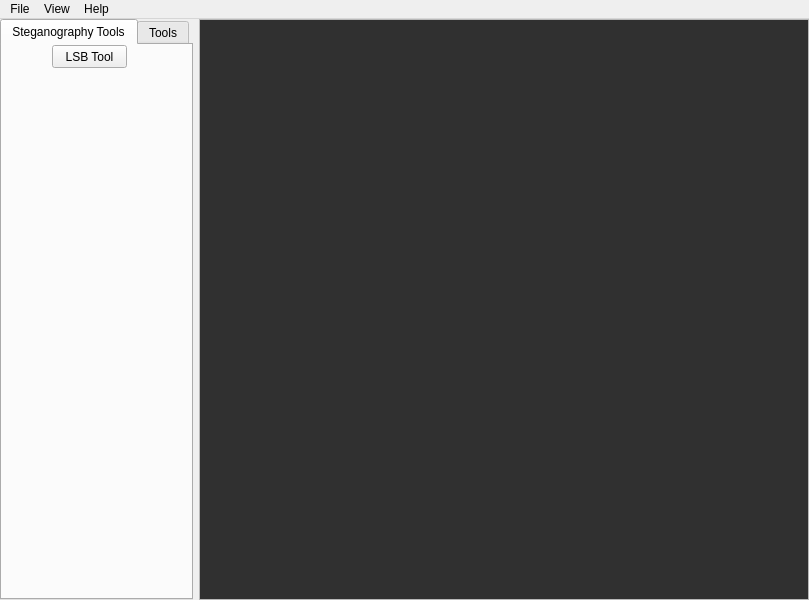
Qt form src/ui_files/main.ui (Artemis21/pydis-jam23) before a commit.
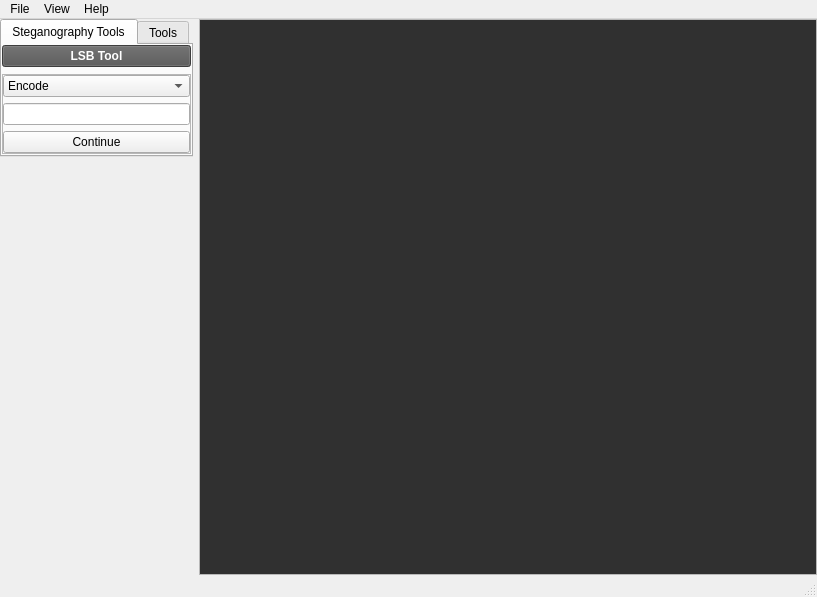
The same form after that commit.

Commit message: Updated GUI before adding LSB Module from arty-lsb-stego

Patch:
```diff
--- a/src/ui_files/main.ui
+++ b/src/ui_files/main.ui
@@ -6,8 +6,8 @@
    <rect>
     <x>0</x>
     <y>0</y>
-    <width>809</width>
-    <height>600</height>
+    <width>817</width>
+    <height>597</height>
    </rect>
   </property>
   <property name="windowTitle">
@@ -37,7 +37,7 @@
      <layout class="QHBoxLayout" name="main_container">
       <item>
        <layout class="QVBoxLayout" name="left_panel">
-        <item alignment="Qt::AlignHCenter">
+        <item alignment="Qt::AlignHCenter|Qt::AlignTop">
          <widget class="QTabWidget" name="tabWidget">
           <property name="currentIndex">
            <number>0</number>
@@ -46,19 +46,110 @@
            <attribute name="title">
             <string>Steganography Tools</string>
            </attribute>
-           <widget class="QPushButton" name="pushButton">
-            <property name="geometry">
-             <rect>
-              <x>50</x>
-              <y>0</y>
-              <width>75</width>
-              <height>23</height>
-             </rect>
+           <layout class="QVBoxLayout" name="verticalLayout_4">
+            <property name="leftMargin">
+             <number>0</number>
             </property>
-            <property name="text">
-             <string>LSB Tool</string>
+            <property name="topMargin">
+             <number>0</number>
             </property>
-           </widget>
+            <property name="rightMargin">
+             <number>0</number>
+            </property>
+            <property name="bottomMargin">
+             <number>0</number>
+            </property>
+            <item>
+             <widget class="QPushButton" name="lsbtoolbtn">
+              <property name="cursor">
+               <cursorShape>PointingHandCursor</cursorShape>
+              </property>
+              <property name="styleSheet">
+               <string notr="true">QPushButton
+{
+	background: #555555;
+	color: #ffffff;
+	font-weight: 900;
+}
+QPushButton::clicked
+{
+	background: #000000;
+	color: #555555;
+	font-weight: 900;
+}</string>
+              </property>
+              <property name="text">
+               <string>LSB Tool</string>
+              </property>
+              <property name="flat">
+               <bool>false</bool>
+              </property>
+             </widget>
+            </item>
+            <item alignment="Qt::AlignVCenter">
+             <widget class="QFrame" name="lsbframe">
+              <property name="sizePolicy">
+               <sizepolicy hsizetype="Preferred" vsizetype="Preferred">
+                <horstretch>0</horstretch>
+                <verstretch>0</verstretch>
+               </sizepolicy>
+              </property>
+              <property name="cursor">
+               <cursorShape>PointingHandCursor</cursorShape>
+              </property>
+              <property name="frameShape">
+               <enum>QFrame::StyledPanel</enum>
+              </property>
+              <property name="frameShadow">
+               <enum>QFrame::Raised</enum>
+              </property>
+              <layout class="QVBoxLayout" name="verticalLayout_3">
+               <property name="leftMargin">
+                <number>0</number>
+               </property>
+               <property name="topMargin">
+                <number>0</number>
+               </property>
+               <property name="rightMargin">
+                <number>0</number>
+               </property>
+               <property name="bottomMargin">
+                <number>0</number>
+               </property>
+               <item alignment="Qt::AlignVCenter">
+                <widget class="QComboBox" name="comboBox">
+                 <property name="sizePolicy">
+                  <sizepolicy hsizetype="Preferred" vsizetype="Fixed">
+                   <horstretch>0</horstretch>
+                   <verstretch>0</verstretch>
+                  </sizepolicy>
+                 </property>
+                 <item>
+                  <property name="text">
+                   <string>Encode</string>
+                  </property>
+                 </item>
+                 <item>
+                  <property name="text">
+                   <string>Decode</string>
+                  </property>
+                 </item>
+                </widget>
+               </item>
+               <item>
+                <widget class="QLineEdit" name="lineEdit"/>
+               </item>
+               <item>
+                <widget class="QPushButton" name="pushButton">
+                 <property name="text">
+                  <string>Continue</string>
+                 </property>
+                </widget>
+               </item>
+              </layout>
+             </widget>
+            </item>
+           </layout>
           </widget>
           <widget class="QWidget" name="tab_2">
            <attribute name="title">
@@ -81,8 +172,8 @@
             <rect>
              <x>0</x>
              <y>0</y>
-             <width>614</width>
-             <height>573</height>
+             <width>622</width>
+             <height>550</height>
             </rect>
            </property>
            <property name="styleSheet">
@@ -120,7 +211,7 @@
     <rect>
      <x>0</x>
      <y>0</y>
-     <width>809</width>
+     <width>817</width>
      <height>21</height>
     </rect>
    </property>
@@ -148,6 +239,7 @@
    <addaction name="menuView"/>
    <addaction name="menuHelp"/>
   </widget>
+  <widget class="QStatusBar" name="statusBar"/>
   <action name="action_open_image">
    <property name="text">
     <string>Open Image</string>
```
The commit also changes 1 other file.
